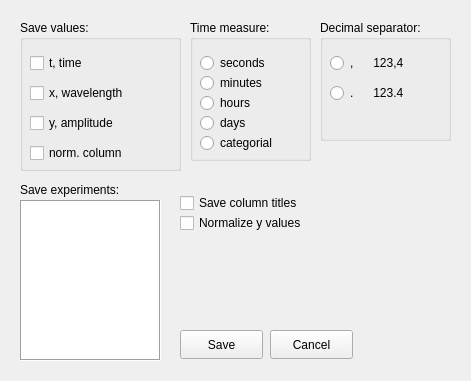
Above: savetofileform.ui from sergeysolov/ExperimentAnalyser before the change. Below: the same form after it.
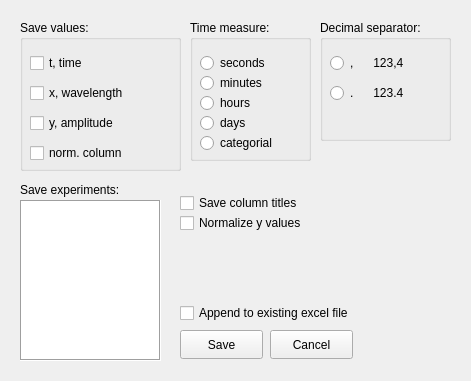
That is the form after the change.

What changed in the file:
```diff
--- a/savetofileform.ui
+++ b/savetofileform.ui
@@ -273,6 +273,19 @@
     <string>Save column titles</string>
    </property>
   </widget>
+  <widget class="QCheckBox" name="append_to_excel_file_checkBox">
+   <property name="geometry">
+    <rect>
+     <x>180</x>
+     <y>300</y>
+     <width>221</width>
+     <height>26</height>
+    </rect>
+   </property>
+   <property name="text">
+    <string>Append to existing excel file</string>
+   </property>
+  </widget>
  </widget>
  <resources/>
  <connections/>
```
